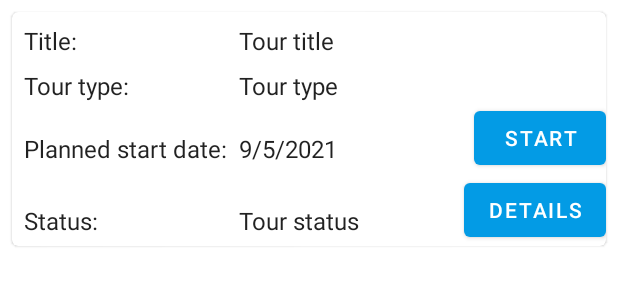
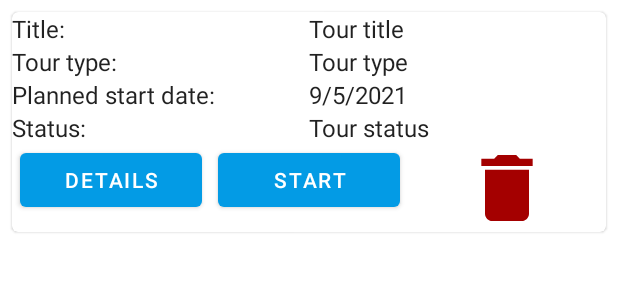
Before and after one commit to STProgrammer/mytourassistent, an Android app: the layout fragment_my_tours.xml on its own in the app's theme, with its tools: preview values and no code run, on a phone screen of 412 x 824 dp. Shown: the top 300 px of the screen. Run offline under Robolectric (Android 15) with nearby library versions, the phone set to English and light mode, and no system bars.

```diff
--- a/app/src/main/java/com/aphex/mytourassistent/db/MyTourAssistentDatabase.java
+++ b/app/src/main/java/com/aphex/mytourassistent/db/MyTourAssistentDatabase.java
@@ -18,7 +18,7 @@ import com.aphex.mytourassistent.entities.Tour;
 import java.util.concurrent.ExecutorService;
 import java.util.concurrent.Executors;
 
-@Database(entities = {Tour.class, GeoPointPlanned.class, GeoPointActual.class}, version = 1)
+@Database(entities = {Tour.class, GeoPointPlanned.class, GeoPointActual.class}, version = 1, exportSchema = false )
 public abstract class MyTourAssistentDatabase extends RoomDatabase {
 
     public abstract ToursDAO toursDAO();
--- a/app/src/main/java/com/aphex/mytourassistent/tours/TourDetailsFragment.java
+++ b/app/src/main/java/com/aphex/mytourassistent/tours/TourDetailsFragment.java
@@ -11,7 +11,11 @@ import androidx.annotation.Nullable;
 
 import com.aphex.mytourassistent.R;
 
-class TourDetailsFragment extends Fragment {
+public class TourDetailsFragment extends Fragment {
+
+    public TourDetailsFragment() {
+
+    }
 
     @Nullable
     @Override
--- /dev/null
+++ b/app/src/main/res/drawable/ic_baseline_delete_24.xml
@@ -0,0 +1,5 @@
+<vector android:height="24dp" android:tint="#A40000"
+    android:viewportHeight="24" android:viewportWidth="24"
+    android:width="24dp" xmlns:android="http://schemas.android.com/apk/res/android">
+    <path android:fillColor="@android:color/white" android:pathData="M6,19c0,1.1 0.9,2 2,2h8c1.1,0 2,-0.9 2,-2V7H6v12zM19,4h-3.5l-1,-1h-5l-1,1H5v2h14V4z"/>
+</vector>
--- /dev/null
+++ b/app/src/main/res/drawable/ic_baseline_pause_24.xml
@@ -0,0 +1,5 @@
+<vector android:height="24dp" android:tint="#D0AE00"
+    android:viewportHeight="24" android:viewportWidth="24"
+    android:width="24dp" xmlns:android="http://schemas.android.com/apk/res/android">
+    <path android:fillColor="@android:color/white" android:pathData="M6,19h4L10,5L6,5v14zM14,5v14h4L18,5h-4z"/>
+</vector>
--- /dev/null
+++ b/app/src/main/res/drawable/ic_baseline_play_arrow_24.xml
@@ -0,0 +1,5 @@
+<vector android:height="24dp" android:tint="#0B8F02"
+    android:viewportHeight="24" android:viewportWidth="24"
+    android:width="24dp" xmlns:android="http://schemas.android.com/apk/res/android">
+    <path android:fillColor="@android:color/white" android:pathData="M8,5v14l11,-7z"/>
+</vector>
--- /dev/null
+++ b/app/src/main/res/drawable/ic_baseline_stop_24.xml
@@ -0,0 +1,5 @@
+<vector android:height="24dp" android:tint="#B10000"
+    android:viewportHeight="24" android:viewportWidth="24"
+    android:width="24dp" xmlns:android="http://schemas.android.com/apk/res/android">
+    <path android:fillColor="@android:color/white" android:pathData="M6,6h12v12H6z"/>
+</vector>
--- a/app/src/main/res/layout/fragment_my_tours.xml
+++ b/app/src/main/res/layout/fragment_my_tours.xml
@@ -1,125 +1,146 @@
 <?xml version="1.0" encoding="utf-8"?>
 
-<com.google.android.material.card.MaterialCardView
+<com.google.android.material.card.MaterialCardView xmlns:android="http://schemas.android.com/apk/res/android"
+    xmlns:app="http://schemas.android.com/apk/res-auto"
     xmlns:tools="http://schemas.android.com/tools"
-    xmlns:android="http://schemas.android.com/apk/res/android"
+    android:layout_width="match_parent"
     android:layout_height="wrap_content"
-    android:layout_width="match_parent"
-    android:elevation="4dp"
     android:layout_margin="8dp"
-    >
+    android:elevation="4dp">
 
-    <GridLayout
+    <LinearLayout
         android:layout_width="match_parent"
         android:layout_height="match_parent"
-        android:columnCount="3"
-        android:rowCount="4">
+        android:orientation="vertical">
+
+
+
+        <LinearLayout
+            android:layout_width="match_parent"
+            android:layout_height="wrap_content"
+            android:orientation="horizontal">
 
             <TextView
                 android:id="@+id/list_label_title"
-            android:layout_width="wrap_content"
+                android:layout_width="match_parent"
                 android:layout_height="wrap_content"
-            android:layout_row="0"
-            android:layout_column="0"
-            android:layout_marginStart="8dp"
-            android:layout_marginTop="8dp"
+                android:layout_weight="1"
                 android:text="@string/tours_list_title"
                 android:textAppearance="?attr/textAppearanceListItem" />
 
             <TextView
                 android:id="@+id/item_title"
-            android:layout_width="wrap_content"
+                android:layout_width="match_parent"
                 android:layout_height="wrap_content"
-            android:layout_row="0"
-            android:layout_column="1"
-            android:layout_marginStart="8dp"
-            android:layout_marginTop="8dp"
+                android:layout_weight="1"
                 android:textAppearance="?attr/textAppearanceListItem"
                 tools:text="Tour title" />
 
+        </LinearLayout>
+
+        <LinearLayout
+            android:layout_width="match_parent"
+            android:layout_height="wrap_content"
+            android:orientation="horizontal">
+
             <TextView
                 android:id="@+id/item_label_type"
-            android:layout_width="wrap_content"
+                android:layout_width="match_parent"
                 android:layout_height="wrap_content"
-            android:layout_row="1"
-            android:layout_column="0"
-            android:layout_marginStart="8dp"
-            android:layout_marginTop="8dp"
-            android:textAppearance="?attr/textAppearanceListItem"
-            android:text="@string/tours_list_type" />
+                android:layout_weight="1"
+                android:text="@string/tours_list_type"
+                android:textAppearance="?attr/textAppearanceListItem" />
 
             <TextView
                 android:id="@+id/item_tour_type"
-            android:layout_width="wrap_content"
+                android:layout_width="match_parent"
                 android:layout_height="wrap_content"
-            android:layout_row="1"
-            android:layout_column="1"
-            android:layout_marginStart="8dp"
-            android:layout_marginTop="8dp"
+                android:layout_weight="1"
                 android:textAppearance="?attr/textAppearanceListItem"
                 tools:text="Tour type" />
 
+        </LinearLayout>
+
+
+        <LinearLayout
+            android:layout_width="match_parent"
+            android:layout_height="wrap_content"
+            android:orientation="horizontal">
+
             <TextView
                 android:id="@+id/item_label_date"
-            android:layout_width="wrap_content"
+                android:layout_width="match_parent"
                 android:layout_height="wrap_content"
-            android:layout_row="2"
-            android:layout_column="0"
-            android:layout_marginStart="8dp"
-            android:layout_marginTop="8dp"
-            android:textAppearance="?attr/textAppearanceListItem"
-            android:text="@string/tours_list_date" />
+                android:layout_weight="1"
+                android:text="@string/tours_list_date"
+                android:textAppearance="?attr/textAppearanceListItem" />
 
             <TextView
                 android:id="@+id/item_tour_date"
-            android:layout_width="wrap_content"
+                android:layout_width="match_parent"
                 android:layout_height="wrap_content"
-            android:layout_row="2"
-            android:layout_column="1"
-            android:layout_marginStart="8dp"
-            android:layout_marginTop="8dp"
+                android:layout_weight="1"
                 android:textAppearance="?attr/textAppearanceListItem"
                 tools:text="9/5/2021" />
 
+        </LinearLayout>
+
+        <LinearLayout
+            android:layout_width="match_parent"
+            android:layout_height="wrap_content"
+            android:orientation="horizontal">
+
             <TextView
                 android:id="@+id/item_label_status"
-            android:layout_width="wrap_content"
+                android:layout_width="match_parent"
                 android:layout_height="wrap_content"
-            android:layout_row="3"
-            android:layout_column="0"
-            android:layout_marginStart="8dp"
-            android:layout_marginTop="8dp"
-            android:textAppearance="?attr/textAppearanceListItem"
-            android:text="@string/tours_list_status" />
+                android:layout_weight="1"
+                android:text="@string/tours_list_status"
+                android:textAppearance="?attr/textAppearanceListItem" />
 
             <TextView
                 android:id="@+id/item_tour_status"
-            android:layout_width="wrap_content"
+                android:layout_width="match_parent"
                 android:layout_height="wrap_content"
-            android:layout_row="3"
-            android:layout_column="1"
-            android:layout_marginStart="8dp"
-            android:layout_marginTop="8dp"
+                android:layout_weight="1"
                 android:textAppearance="?attr/textAppearanceListItem"
                 tools:text="Tour status" />
 
+        </LinearLayout>
+
+
+        <LinearLayout
+            android:layout_width="match_parent"
+            android:layout_height="wrap_content"
+            android:orientation="horizontal">
+
             <Button
                 android:id="@+id/btnTourDetails"
-            android:layout_width="wrap_content"
+                android:layout_width="match_parent"
                 android:layout_height="wrap_content"
-            android:layout_row="3"
-            android:layout_column="2"
+                android:layout_weight="1"
                 android:layout_gravity="end"
+                android:layout_margin="5dp"
                 android:text="@string/tours_list_details" />
 
             <Button
                 android:id="@+id/btnTourStart"
-            android:layout_width="wrap_content"
+                android:layout_width="match_parent"
                 android:layout_height="wrap_content"
-            android:layout_row="2"
-            android:layout_column="2"
+                android:layout_weight="1"
                 android:layout_gravity="end"
+                android:layout_margin="5dp"
                 android:text="@string/tours_list_start" />
 
-    </GridLayout>
+            <ImageView
+                android:id="@+id/iv_delete_tour"
+                android:layout_width="match_parent"
+                android:layout_height="match_parent"
+                android:layout_weight="1"
+                android:layout_gravity="end"
+                app:srcCompat="@drawable/ic_baseline_delete_24" />
+
+        </LinearLayout>
+
+    </LinearLayout>
 </com.google.android.material.card.MaterialCardView>
--- a/app/src/main/res/values/strings.xml
+++ b/app/src/main/res/values/strings.xml
@@ -168,6 +168,10 @@
     <string name="btn_stop_tracking">Stop</string>
     <string name="btn_pause_tracking">Pause</string>
     <string name="btn_take_picture">Take photo</string>
+    <string name="tour_detail_start_date_planned">Start date planned:</string>
+    <string name="tour_detail_finish_date_planned">"Finish date planned: "</string>
+    <string name="tour_detail_tour_type">"Tour type: "</string>
+    <string name="tv_tracking_started">Tracking going on</string>
 
 
 </resources>
```
Also changed, not shown: app/src/main/java/com/aphex/mytourassistent/activetour/ActiveTourActivity.java (+61 -23 lines), app/src/main/java/com/aphex/mytourassistent/activetour/ActiveTourViewModel.java (+17 -2 lines), app/src/main/java/com/aphex/mytourassistent/dao/GeoPointsActualDAO.java (+7 -0 lines), app/src/main/java/com/aphex/mytourassistent/dao/ToursDAO.java (+16 -1 lines), app/src/main/java/com/aphex/mytourassistent/entities/TourWithAllGeoPoints.java (added, +28 -0 lines), app/src/main/java/com/aphex/mytourassistent/repository/Repository.java (+55 -21 lines), app/src/main/java/com/aphex/mytourassistent/tours/MyMyTourRecyclerViewAdapter.java (+27 -4 lines), app/src/main/java/com/aphex/mytourassistent/tours/MyToursFragment.java (+20 -2 lines), app/src/main/java/com/aphex/mytourassistent/tours/ToursViewModel.java (+6 -2 lines), app/src/main/res/drawable/ic_baseline_photo_camera_24.xml (added, +13 -0 lines), app/src/main/res/layout/activity_active_tour.xml (+50 -64 lines), app/src/main/res/navigation/tour_navigation.xml (+6 -1 lines). Lines whose indentation alone changed are shown as unchanged.
